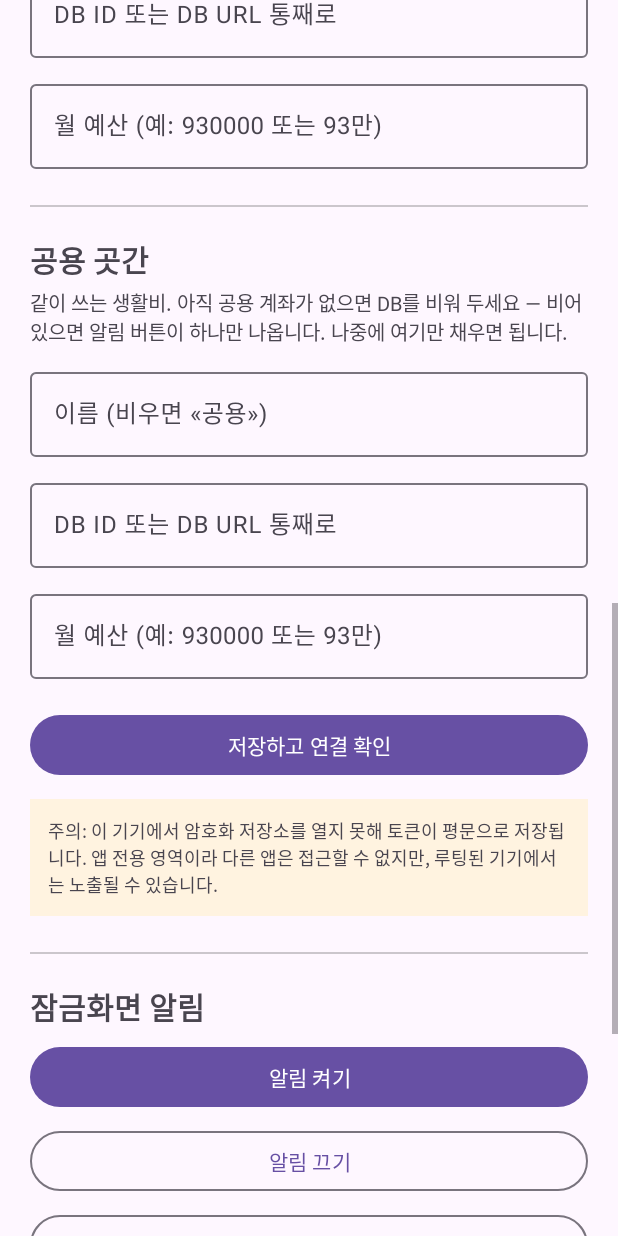
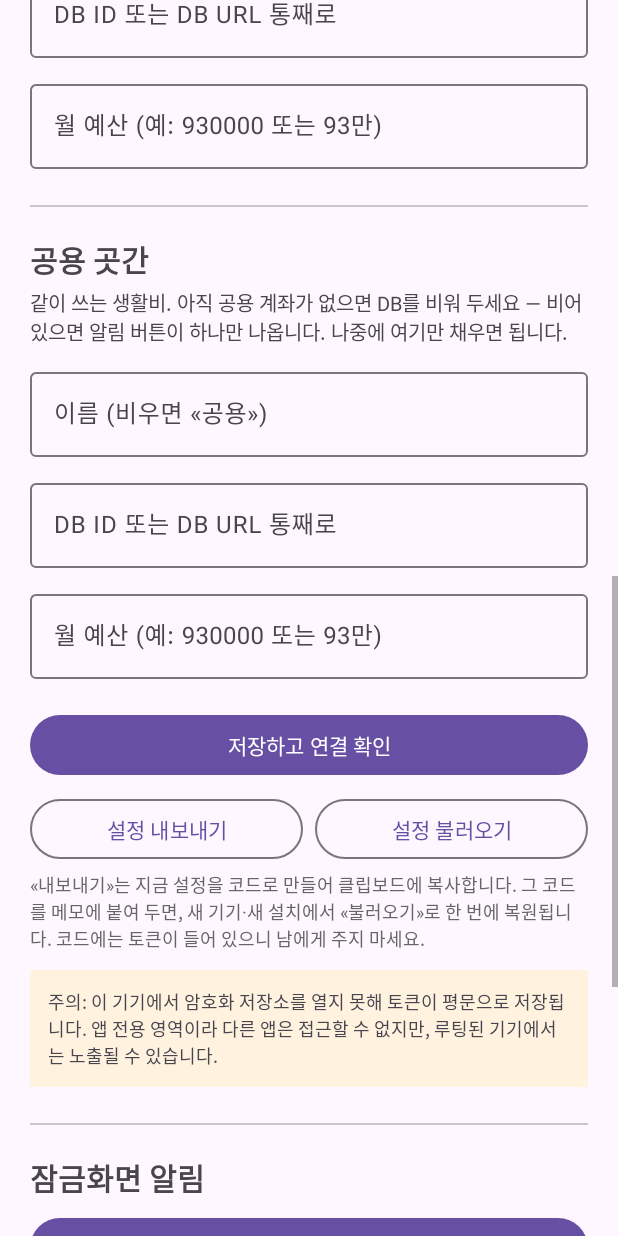
Before and after one commit to Jaehito/Calc, an Android app built with Jetpack Compose: the MainActivity screen opened directly, with no data from a screen before it, scrolled down 1153 dp, on a phone screen of 412 x 824 dp. Run offline under Robolectric (Android 15) with nearby library versions, the phone set to English and light mode, and no system bars; pictures from the network do not load.

Commit message:
재설치 때마다 설정이 날아가던 문제 — 고정 서명 + 설정 내보내기/불러오기
진짜 원인은 서명이었다. CI 러너마다 debug 키스토어를 새로 만들어 서명이 바뀌고,
안드로이드가 «다른 앱»으로 보아 재설치를 요구하며 앱 데이터를 지웠다. 그래서 매 빌드마다
토큰·DB·예산을 다시 입력해야 했다.

고정 debug 키스토어를 커밋하고 그 키로 서명한다. 이제 업데이트 설치는 데이터를
그대로 유지한다 — 재설정이 사라진다. (계정·서버 불필요, 노션 토큰을 남의 서버에
맡기지도 않는다.)

진짜로 지웠다 까는 경우를 대비해 설정 내보내기/불러오기를 더한다. «내보내기»는 지금
설정을 한 줄 코드로 만들어 클립보드에 올리고, «불러오기»는 그 코드를 되돌린다.
왕복(encode→decode)은 순수 함수 SettingsCodec 으로 테스트에 고정했다. 코드에는
토큰이 들어 있어 비밀이므로 화면에도 그렇게 안내한다.

```diff
--- a/android/app/src/main/res/layout/activity_main.xml
+++ b/android/app/src/main/res/layout/activity_main.xml
@@ -298,6 +298,38 @@
             android:layout_marginTop="20dp"
             android:text="저장하고 연결 확인" />
 
+        <LinearLayout
+            android:layout_width="match_parent"
+            android:layout_height="wrap_content"
+            android:layout_marginTop="8dp"
+            android:orientation="horizontal">
+
+            <com.google.android.material.button.MaterialButton
+                android:id="@+id/buttonExportSettings"
+                style="@style/Widget.Material3.Button.OutlinedButton"
+                android:layout_width="0dp"
+                android:layout_height="wrap_content"
+                android:layout_weight="1"
+                android:text="설정 내보내기" />
+
+            <com.google.android.material.button.MaterialButton
+                android:id="@+id/buttonImportSettings"
+                style="@style/Widget.Material3.Button.OutlinedButton"
+                android:layout_width="0dp"
+                android:layout_height="wrap_content"
+                android:layout_marginStart="8dp"
+                android:layout_weight="1"
+                android:text="설정 불러오기" />
+        </LinearLayout>
+
+        <TextView
+            android:layout_width="match_parent"
+            android:layout_height="wrap_content"
+            android:layout_marginTop="4dp"
+            android:text="«내보내기»는 지금 설정을 코드로 만들어 클립보드에 복사합니다. 그 코드를 메모에 붙여 두면, 새 기기·새 설치에서 «불러오기»로 한 번에 복원됩니다. 코드에는 토큰이 들어 있으니 남에게 주지 마세요."
+            android:textColor="#666666"
+            android:textSize="12sp" />
+
         <TextView
             android:id="@+id/textStorageNotice"
             android:layout_width="match_parent"
```
Also changed, not shown: android/app/build.gradle.kts (+11 -0 lines), android/app/src/main/java/com/calc/expense/MainActivity.kt (+28 -0 lines), android/app/src/main/java/com/calc/expense/SettingsCodec.kt (added, +78 -0 lines), 2 other files.
